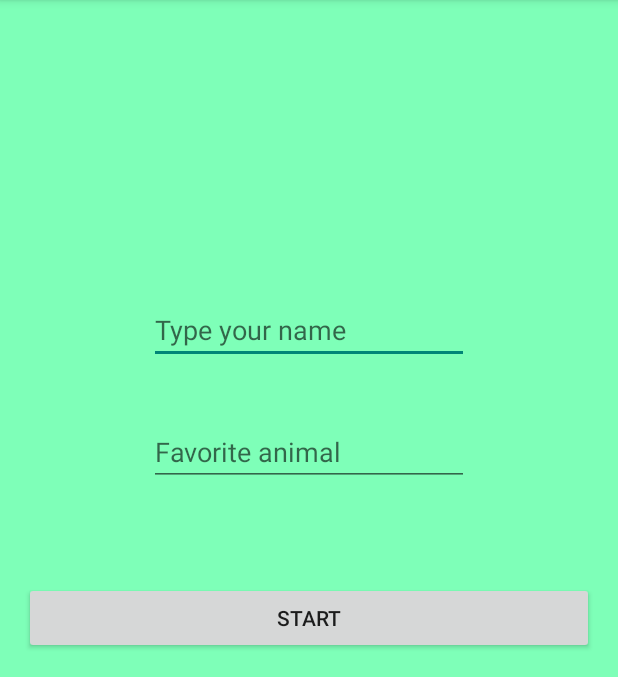
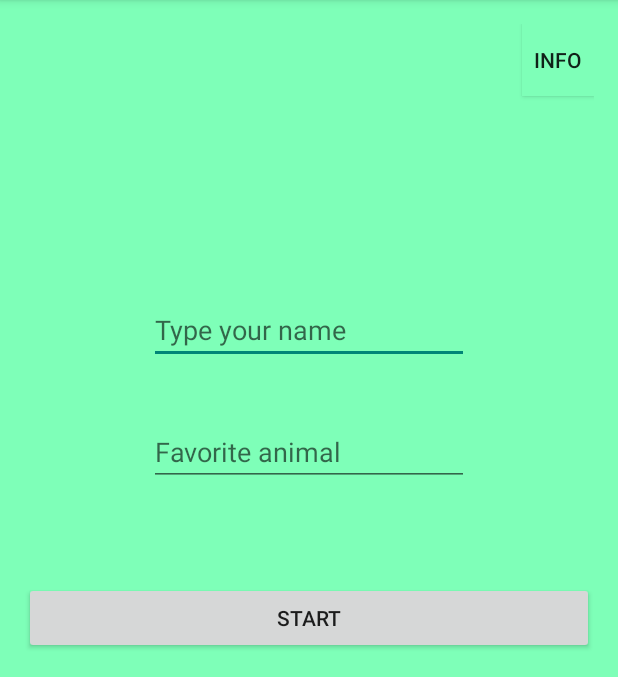
Before and after one commit to natetan/dubhacksau15, an Android app: the screen it shows after launch (MainActivity), on a phone screen of 412 x 824 dp, the part 84-761 px from its top. Run offline under Robolectric (Android 15) with nearby library versions, the phone set to English and light mode, and no system bars.

Commit message:
added a toggle button to display info about the application

```diff
--- a/app/src/main/java/yulongproductions/com/matchme/GameActivity.java
+++ b/app/src/main/java/yulongproductions/com/matchme/GameActivity.java
@@ -114,7 +114,8 @@ public class GameActivity extends ActionBarActivity {
                     @Override
                     public void run() {
                         try {
-                            Toast.makeText(GameActivity.this, getDefinition(adjective), Toast.LENGTH_LONG).show();
+                            // Toast.makeText(GameActivity.this, getDefinition(adjective), Toast.LENGTH_LONG).show();
+                            mTextView.setText(mTextView.getText() + " " + getDefinition(adjective));
                         } catch (IOException e) {
                             e.printStackTrace();
                         }
--- a/app/src/main/java/yulongproductions/com/matchme/MainActivity.java
+++ b/app/src/main/java/yulongproductions/com/matchme/MainActivity.java
@@ -12,16 +12,20 @@ import android.view.inputmethod.InputMethodManager;
 import android.widget.Button;
 import android.widget.EditText;
 import android.widget.RelativeLayout;
+import android.widget.TextView;
 
 
 public class MainActivity extends ActionBarActivity {
     public static final String TAG = MainActivity.class.getSimpleName();
 
     private Button mStartButton;
+    private Button infoButton;
+    private TextView infoView;
     private EditText mNameText;
     private EditText mFavText;
     private Context mContext;
     private GlobalFunctions mGlobal;
+    private int count = 0;
 
     @Override
     protected void onCreate(Bundle savedInstanceState) {
@@ -29,6 +33,8 @@ public class MainActivity extends ActionBarActivity {
         setContentView(R.layout.activity_main);
 
         mStartButton = (Button)findViewById(R.id.startButton);
+        infoButton = (Button)findViewById(R.id.infoButton);
+        infoView = (TextView)findViewById(R.id.infoView);
         mNameText = (EditText)findViewById(R.id.nameEditText);
         mFavText = (EditText)findViewById(R.id.favEditText);
         mGlobal = new GlobalFunctions(this);
@@ -46,6 +52,18 @@ public class MainActivity extends ActionBarActivity {
                 }
             }
         });
+
+        infoButton.setOnClickListener(new View.OnClickListener() {
+            @Override
+            public void onClick(View v) {
+                if (count % 2 == 0) {
+                    infoView.setText(getInfo());
+                } else {
+                    infoView.setText("");
+                }
+                count++;
+            }
+        });
     }
 
     private void startGame(String name, String fav) {
@@ -59,4 +77,11 @@ public class MainActivity extends ActionBarActivity {
         AlertDialogFragment dialog = new AlertDialogFragment();
         dialog.show(getFragmentManager(), "error_message");
     }
+
+    private String getInfo() {
+        return "Your task is to take a picture that most accurately " +
+                "reflects the given word. Points will be given out " +
+                "accordingly to how similar (or different) your picture" +
+                "is to the word.";
+    }
 }
--- a/app/src/main/res/layout/activity_main.xml
+++ b/app/src/main/res/layout/activity_main.xml
@@ -43,4 +43,28 @@
         android:layout_centerHorizontal="true"
         android:layout_marginTop="64dp"
         />
+
+    <Button
+        style="?android:attr/buttonStyleSmall"
+        android:layout_width="wrap_content"
+        android:layout_height="wrap_content"
+        android:text="info"
+        android:id="@+id/infoButton"
+        android:background="#ff7effb8"
+        android:layout_alignParentTop="true"
+        android:layout_alignParentRight="true"
+        android:layout_alignParentEnd="true"/>
+
+    <TextView
+        android:layout_width="match_parent"
+        android:layout_height="wrap_content"
+        android:textAppearance="?android:attr/textAppearanceLarge"
+        android:id="@+id/infoView"
+        android:layout_alignParentTop="true"
+        android:layout_alignParentLeft="true"
+        android:layout_alignParentStart="true"
+        android:textSize="12dp"
+        android:layout_toLeftOf="@+id/infoButton"
+        android:layout_toStartOf="@+id/infoButton"/>
+
 </RelativeLayout>
```
